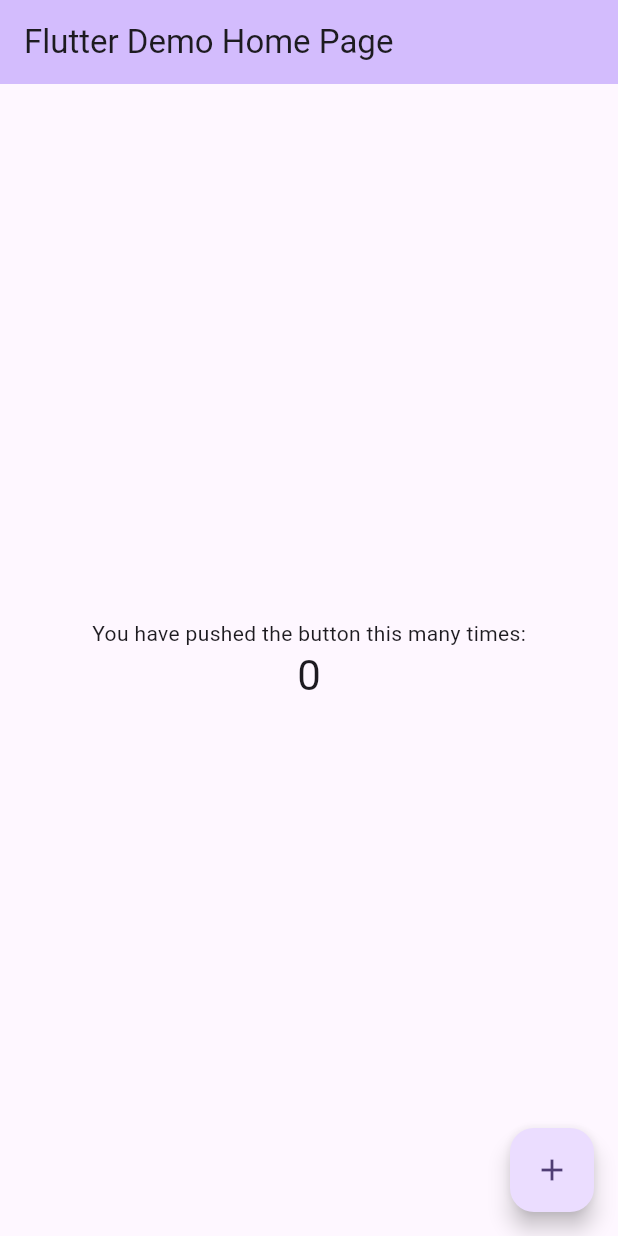
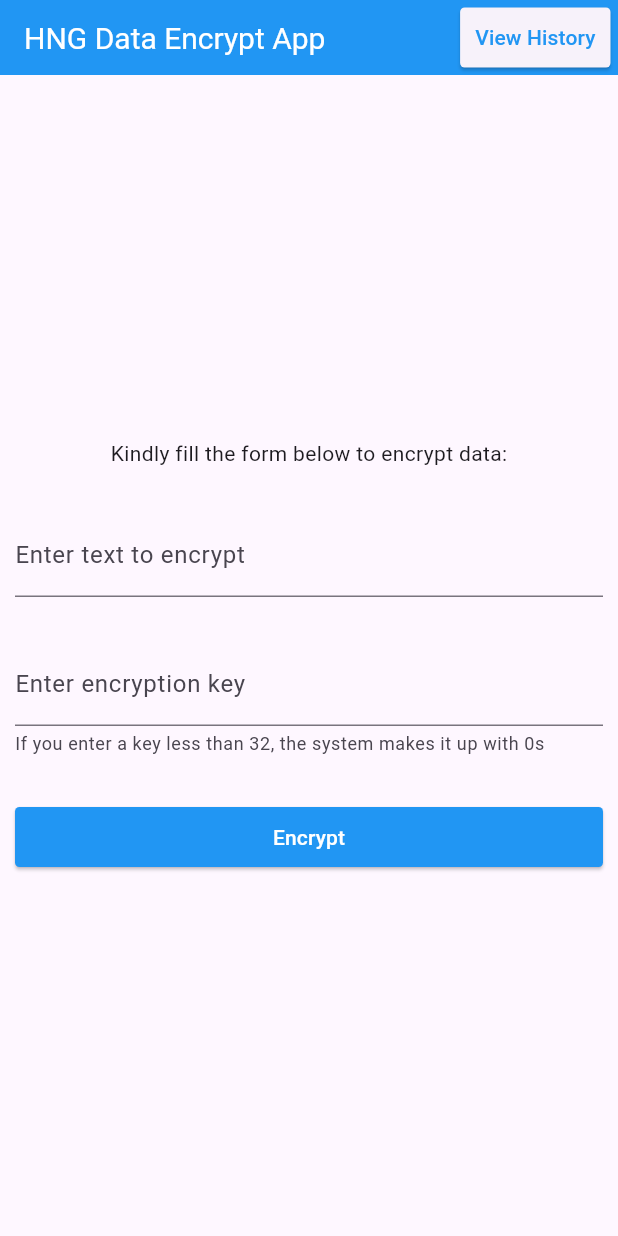
Before and after one commit to Isaac-Franklin/HNG, a Flutter app: the screen it shows after launch, on a phone screen of 412 x 824 dp. Run offline on Flutter 3.47's test engine with Material 3 defaults, Android fonts, the phone set to English and light mode, and no system bars; our stand-ins replace shared_preferences, webview_flutter; missing offline and left inert: encrypt, webview_flutter_wkwebview.

Commit message:
Encryption task completion commit

```diff
--- a/HNGStageOneTask/hngencryptapp/lib/main.dart
+++ b/HNGStageOneTask/hngencryptapp/lib/main.dart
@@ -1,6 +1,8 @@
 import 'package:flutter/material.dart';
+import 'presentation/homescreen.dart';
 
 void main() {
+  WidgetsFlutterBinding.ensureInitialized();
   runApp(const MyApp());
 }
 
@@ -10,116 +12,9 @@
   // This widget is the root of your application.
   @override
   Widget build(BuildContext context) {
-    return MaterialApp(
-      title: 'Flutter Demo',
-      theme: ThemeData(
-        // This is the theme of your application.
-        //
-        // TRY THIS: Try running your application with "flutter run". You'll see
-        // the application has a purple toolbar. Then, without quitting the app,
-        // try changing the seedColor in the colorScheme below to Colors.green
-        // and then invoke "hot reload" (save your changes or press the "hot
-        // reload" button in a Flutter-supported IDE, or press "r" if you used
-        // the command line to start the app).
-        //
-        // Notice that the counter didn't reset back to zero; the application
-        // state is not lost during the reload. To reset the state, use hot
-        // restart instead.
-        //
-        // This works for code too, not just values: Most code changes can be
-        // tested with just a hot reload.
-        colorScheme: ColorScheme.fromSeed(seedColor: Colors.deepPurple),
-        useMaterial3: true,
-      ),
-      home: const MyHomePage(title: 'Flutter Demo Home Page'),
+    return const MaterialApp(
+      debugShowCheckedModeBanner: false,
+      home: HomeScreen(),
     );
   }
 }
-
-class MyHomePage extends StatefulWidget {
-  const MyHomePage({super.key, required this.title});
-
-  // This widget is the home page of your application. It is stateful, meaning
-  // that it has a State object (defined below) that contains fields that affect
-  // how it looks.
-
-  // This class is the configuration for the state. It holds the values (in this
-  // case the title) provided by the parent (in this case the App widget) and
-  // used by the build method of the State. Fields in a Widget subclass are
-  // always marked "final".
-
-  final String title;
-
-  @override
-  State<MyHomePage> createState() => _MyHomePageState();
-}
-
-class _MyHomePageState extends State<MyHomePage> {
-  int _counter = 0;
-
-  void _incrementCounter() {
-    setState(() {
-      // This call to setState tells the Flutter framework that something has
-      // changed in this State, which causes it to rerun the build method below
-      // so that the display can reflect the updated values. If we changed
-      // _counter without calling setState(), then the build method would not be
-      // called again, and so nothing would appear to happen.
-      _counter++;
-    });
-  }
-
-  @override
-  Widget build(BuildContext context) {
-    // This method is rerun every time setState is called, for instance as done
-    // by the _incrementCounter method above.
-    //
-    // The Flutter framework has been optimized to make rerunning build methods
-    // fast, so that you can just rebuild anything that needs updating rather
-    // than having to individually change instances of widgets.
-    return Scaffold(
-      appBar: AppBar(
-        // TRY THIS: Try changing the color here to a specific color (to
-        // Colors.amber, perhaps?) and trigger a hot reload to see the AppBar
-        // change color while the other colors stay the same.
-        backgroundColor: Theme.of(context).colorScheme.inversePrimary,
-        // Here we take the value from the MyHomePage object that was created by
-        // the App.build method, and use it to set our appbar title.
-        title: Text(widget.title),
-      ),
-      body: Center(
-        // Center is a layout widget. It takes a single child and positions it
-        // in the middle of the parent.
-        child: Column(
-          // Column is also a layout widget. It takes a list of children and
-          // arranges them vertically. By default, it sizes itself to fit its
-          // children horizontally, and tries to be as tall as its parent.
-          //
-          // Column has various properties to control how it sizes itself and
-          // how it positions its children. Here we use mainAxisAlignment to
-          // center the children vertically; the main axis here is the vertical
-          // axis because Columns are vertical (the cross axis would be
-          // horizontal).
-          //
-          // TRY THIS: Invoke "debug painting" (choose the "Toggle Debug Paint"
-          // action in the IDE, or press "p" in the console), to see the
-          // wireframe for each widget.
-          mainAxisAlignment: MainAxisAlignment.center,
-          children: <Widget>[
-            const Text(
-              'You have pushed the button this many times:',
-            ),
-            Text(
-              '$_counter',
-              style: Theme.of(context).textTheme.headlineMedium,
-            ),
-          ],
-        ),
-      ),
-      floatingActionButton: FloatingActionButton(
-        onPressed: _incrementCounter,
-        tooltip: 'Increment',
-        child: const Icon(Icons.add),
-      ), // This trailing comma makes auto-formatting nicer for build methods.
-    );
-  }
-}
--- /dev/null
+++ b/HNGStageOneTask/hngencryptapp/lib/presentation/homescreen.dart
@@ -0,0 +1,194 @@
+// ignore_for_file: avoid_print
+
+import 'package:flutter/material.dart';
+import 'package:hngencryptapp/presentation/viewallencrypt.dart';
+
+import '../service/encryptalgo.dart';
+import 'navbar.dart';
+
+class HomeScreen extends StatefulWidget {
+  const HomeScreen({super.key});
+
+  @override
+  State<HomeScreen> createState() => _HomeScreenState();
+}
+
+class _HomeScreenState extends State<HomeScreen> {
+  late bool _checkFormStatus = false;
+  final TextEditingController _textController = TextEditingController();
+  final TextEditingController _keyController = TextEditingController();
+
+  Future<String?> _textEncryptionFxn() async {
+    if (_textController.text.isNotEmpty && _keyController.text.isNotEmpty) {
+      _checkFormStatus = true;
+      await EncryptTextAlgo.saveEncryptedData(
+        _keyController.text,
+        _textController.text,
+      );
+      _textController.clear();
+      _keyController.clear();
+    } else if (_textController.text.isEmpty || _keyController.text.isEmpty) {
+      _checkFormStatus = false;
+      ScaffoldMessenger.of(context).showSnackBar(
+        const SnackBar(
+          content: Text(
+            "Boss do the calms!, You've not filled the form properly.",
+          ),
+        ),
+      );
+    }
+    return null;
+  }
+
+  @override
+  Widget build(BuildContext context) {
+    return Scaffold(
+      // app navigation bar
+      appBar: const PreferredSize(
+          preferredSize: Size.fromHeight(50), child: AppNavBar()),
+      body: Center(
+        child: Padding(
+          padding: const EdgeInsets.all(10),
+          child: Column(
+            mainAxisAlignment: MainAxisAlignment.center,
+            children: [
+              const Text(
+                'Kindly fill the form below to encrypt data:',
+              ),
+              const SizedBox(
+                height: 30,
+              ),
+
+              // Form for encrypt string and encryption key below
+              Form(
+                child: Column(
+                  children: [
+                    TextField(
+                      controller: _textController,
+                      decoration: const InputDecoration(
+                        labelText: 'Enter text to encrypt',
+                        // errorText:
+                        //     'Kindly fill this field to continue encrypting...',
+                      ),
+                    ),
+                    const SizedBox(
+                      height: 30,
+                    ),
+                    TextField(
+                      controller: _keyController,
+                      decoration: const InputDecoration(
+                        labelText: 'Enter encryption key',
+                        helperText:
+                            'If you enter a key less than 32, the system makes it up with 0s',
+                        // errorText:
+                        //     'Kindly fill this field to continue encrypting...',
+                      ),
+                    ),
+                    const SizedBox(
+                      height: 30,
+                    ),
+                    SizedBox(
+                      width: MediaQuery.of(context).size.width,
+                      child: ElevatedButton(
+                        style: ElevatedButton.styleFrom(
+                          padding: const EdgeInsets.all(10),
+                          backgroundColor: Colors.blue,
+                          shape: RoundedRectangleBorder(
+                            borderRadius: BorderRadius.circular(3),
+                          ),
+                        ),
+                        onPressed: () {
+                          _textEncryptionFxn();
+                          if (_checkFormStatus) {
+                            showModalBottomSheet(
+                              context: context,
+                              shape: const RoundedRectangleBorder(
+                                borderRadius: BorderRadius.vertical(
+                                    top: Radius.circular(20)),
+                              ),
+                              builder: (BuildContext context) {
+                                return SizedBox(
+                                  width: double.infinity,
+                                  height: 200,
+                                  child: Padding(
+                                    padding: const EdgeInsets.all(20),
+                                    child: Container(
+                                      child: Column(
+                                        mainAxisSize: MainAxisSize.min,
+                                        children: [
+                                          const Text(
+                                            'Text Encryption Successfull!',
+                                            textAlign: TextAlign.center,
+                                            style: TextStyle(
+                                              fontSize: 20,
+                                              fontWeight: FontWeight.bold,
+                                            ),
+                                          ),
+
+                                          const SizedBox(
+                                            height: 30,
+                                          ),
+
+                                          // View history button
+
+                                          SizedBox(
+                                            width: MediaQuery.of(context)
+                                                .size
+                                                .width,
+                                            child: ElevatedButton(
+                                              style: ElevatedButton.styleFrom(
+                                                padding:
+                                                    const EdgeInsets.all(10),
+                                                backgroundColor: Colors.blue,
+                                                shape: RoundedRectangleBorder(
+                                                  borderRadius:
+                                                      BorderRadius.circular(3),
+                                                ),
+                                              ),
+                                              onPressed: () {
+                                                Navigator.push(
+                                                  context,
+                                                  MaterialPageRoute(
+                                                    builder: (context) {
+                                                      return const ViewEncryptionHistory();
+                                                    },
+                                                  ),
+                                                );
+                                              },
+                                              child: const Text(
+                                                'View Encryption History',
+                                                textAlign: TextAlign.center,
+                                                style: TextStyle(
+                                                  color: Colors.white,
+                                                  fontSize: 14,
+                                                ),
+                                              ),
+                                            ),
+                                          ),
+                                        ],
+                                      ),
+                                    ),
+                                  ),
+                                );
+                              },
+                            );
+                          }
+                        },
+                        child: const Text(
+                          'Encrypt',
+                          style: TextStyle(
+                            color: Colors.white,
+                          ),
+                        ),
+                      ),
+                    ),
+                  ],
+                ),
+              ),
+            ],
+          ),
+        ),
+      ),
+    );
+  }
+}
--- /dev/null
+++ b/HNGStageOneTask/hngencryptapp/lib/presentation/navbar.dart
@@ -0,0 +1,57 @@
+import 'package:flutter/material.dart';
+
+import 'viewallencrypt.dart';
+
+class AppNavBar extends StatelessWidget {
+  final String navText;
+  final bool showButton;
+  const AppNavBar({
+    super.key,
+    this.navText = 'HNG Data Encrypt App',
+    this.showButton = true,
+  });
+
+  @override
+  Widget build(BuildContext context) {
+    return AppBar(
+      backgroundColor: Colors.blue,
+      actions: [
+        if (showButton)
+          ElevatedButton(
+            style: ElevatedButton.styleFrom(
+              padding: const EdgeInsets.all(10),
+              shape: RoundedRectangleBorder(
+                borderRadius: BorderRadius.circular(3),
+              ),
+            ),
+            onPressed: () {
+              Navigator.push(
+                context,
+                MaterialPageRoute(
+                  builder: (context) {
+                    return const ViewEncryptionHistory();
+                  },
+                ),
+              );
+            },
+            child: const Text(
+              'View History',
+              style: TextStyle(
+                color: Colors.blue,
+              ),
+            ),
+          ),
+        const SizedBox(
+          width: 5,
+        )
+      ],
+      title: Text(
+        navText,
+        style: const TextStyle(
+          color: Colors.white,
+          fontSize: 20,
+        ),
+      ),
+    );
+  }
+}
--- /dev/null
+++ b/HNGStageOneTask/hngencryptapp/lib/service/decryptalgo.dart
@@ -0,0 +1,44 @@
+import 'package:encrypt/encrypt.dart';
+import 'package:shared_preferences/shared_preferences.dart';
+
+class DecryptData {
+  static Future<String> decryptAES(String userEncryptedText, secretKey) async {
+    // fetch store data alongside the IV for decrypting
+    // Retrieve stored data
+    final prefs = await SharedPreferences.getInstance();
+
+    String? storedValue = prefs.getString(secretKey);
+    if (storedValue == null) {
+      return 'No data found!';
+    }
+    print(userEncryptedText);
+
+    // Split the stored value into IV and encrypted text
+    List<String> parts = storedValue.split('_');
+    if (parts.length != 2) {
+      return 'Invalid stored data format!';
+    }
+
+    String ivBase64 = parts[0];
+    String encryptedText = parts[1];
+    if (encryptedText != userEncryptedText) {
+      return 'Invalid stored data format!';
+    }
+
+    // Ensure userKey is 16, 24, or 32 bytes
+    final Key key = Key.fromUtf8(secretKey.padRight(32, '0').substring(0, 32));
+
+    // generate encrypter before decrypting text
+    final encrypter = Encrypter(AES(key, mode: AESMode.cbc));
+
+    // Convert IV back from Base64
+    final IV iv = IV.fromBase64(ivBase64);
+
+    // error check and decrypt when supplied data is valid
+    try {
+      return encrypter.decrypt64(encryptedText, iv: iv);
+    } catch (e) {
+      return 'Decryption failed: Invalid key or corrupted data';
+    }
+  }
+}
--- /dev/null
+++ b/HNGStageOneTask/hngencryptapp/lib/service/encryptalgo.dart
@@ -0,0 +1,28 @@
+import 'package:encrypt/encrypt.dart';
+import 'package:shared_preferences/shared_preferences.dart';
+
+class EncryptTextAlgo {
+  // generate IV for encryption
+  static final IV iv = IV.fromLength(16);
+
+  static String encryptAES(String encryptionKey, String plainText) {
+    final Key key = Key.fromUtf8(encryptionKey.padRight(32, '0').substring(0, 32));
+    final encrypter = Encrypter(AES(key, mode: AESMode.cbc));
+    final encrypted = encrypter.encrypt(plainText, iv: iv);
+    return encrypted.base64;
+  }
+
+// encryptionKey = SECRET KEY
+// ENCRYPTEDVALUE = ENCRYPTED TEXT
+  static Future<String> saveEncryptedData(
+      String encryptionKey, String value) async {
+    final prefs = await SharedPreferences.getInstance();
+    String encryptedValue = encryptAES(encryptionKey, value);
+    String storedValue = '${iv.base64}_$encryptedValue';
+    print('storedValue');
+    print(storedValue);
+    await prefs.setString(encryptionKey, storedValue);
+    // await prefs.setString(encryptionKey, encryptedValue);
+    return encryptedValue;
+  }
+}
--- a/HNGStageOneTask/hngencryptapp/pubspec.yaml
+++ b/HNGStageOneTask/hngencryptapp/pubspec.yaml
@@ -14,6 +14,9 @@ dependencies:
   # The following adds the Cupertino Icons font to your application.
   # Use with the CupertinoIcons class for iOS style icons.
   cupertino_icons: ^1.0.8
+  encrypt: ^5.0.3
+  shared_preferences:
+
 
 dev_dependencies:
   flutter_test:
```
Also changed, not shown: HNGStageOneTask/hngencryptapp/lib/presentation/viewallencrypt.dart (added, +287 -0 lines), HNGStageOneTask/hngencryptapp/lib/service/storage.dart (added, +15 -0 lines), HNGStageOneTask/hngencryptapp/pubspec.lock, 2 other files.
